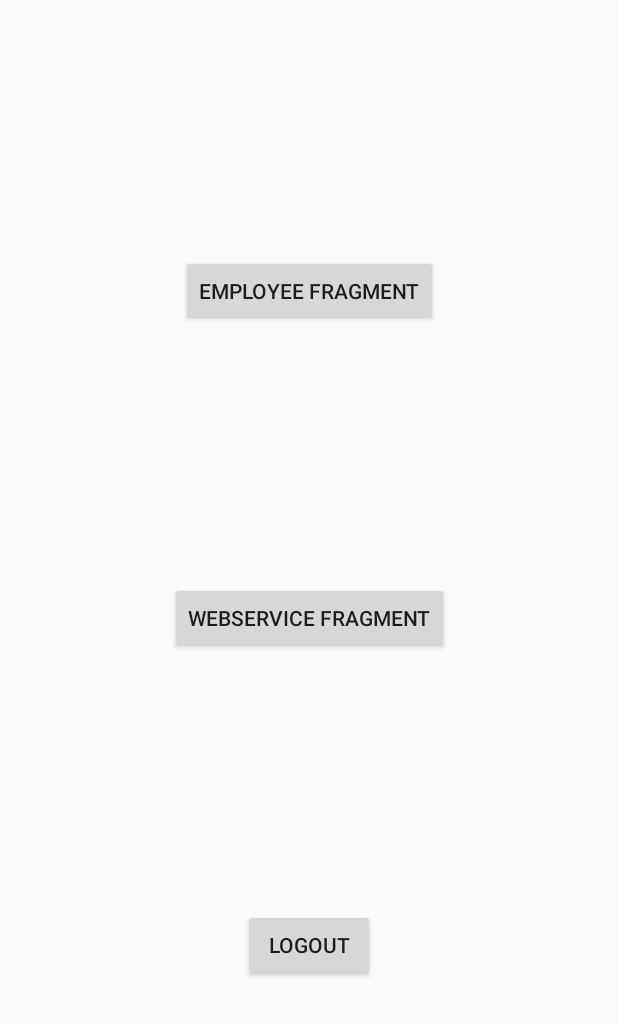
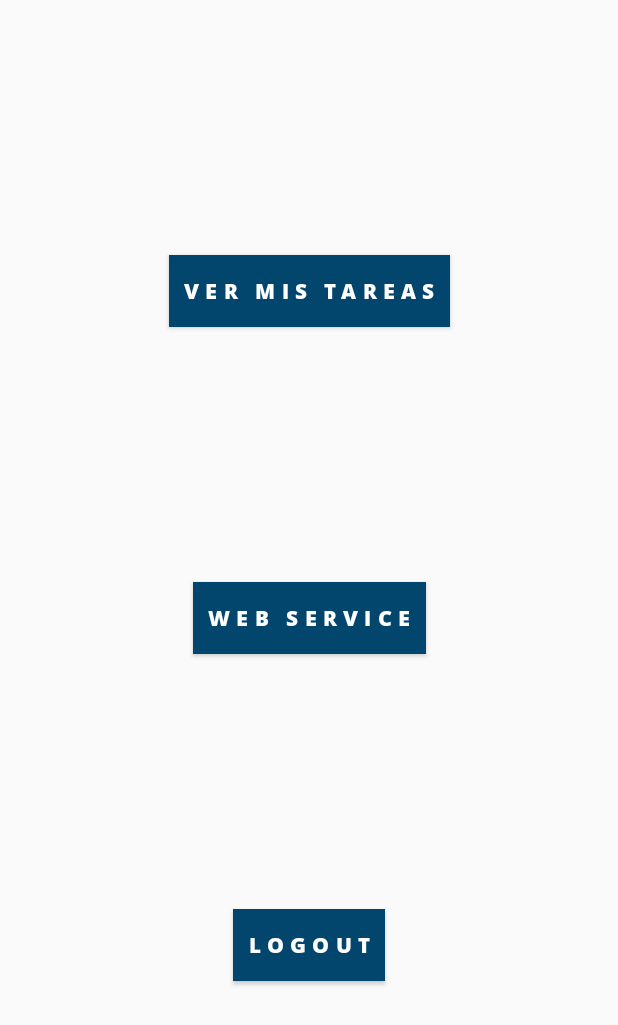
Before and after one commit to JAsenjo/MVVM-Room-NavigationJetPack, an Android app: the HomeFragment screen opened directly, with no data from a screen before it, on a phone screen of 412 x 824 dp. Shown: the top 1025 px of the screen. Run offline under Robolectric (Android 15) with nearby library versions, the phone set to English and light mode, and no system bars; our stand-ins replace Room's generated code, data binding; libraries missing offline, so code that uses them is left out: org.slf4j.

Commit message:
Cosas que no me gustan.

```diff
--- a/app/src/main/java/com/jasenjo/sdos/prueba/app/SdosApplication.kt
+++ b/app/src/main/java/com/jasenjo/sdos/prueba/app/SdosApplication.kt
@@ -25,7 +25,7 @@ class SdosApplication: Application() {
         val LOGBACK_LOG_DIR = "LOGBACK_LOG_DIR"
         if (Environment.getExternalStorageState() == Environment.MEDIA_MOUNTED) {
             val file = applicationContext.getExternalFilesDir(null)
-            if (file != null) {
+            file?.let {
                 logPath = file.absolutePath
             }
             System.setProperty(LOGBACK_LOG_DIR, logPath)
--- a/app/src/main/java/com/jasenjo/sdos/prueba/global/Constant.kt
+++ b/app/src/main/java/com/jasenjo/sdos/prueba/global/Constant.kt
@@ -4,16 +4,16 @@ package com.jasenjo.sdos.prueba.global
 const val TABLE_NAME_USER = "user"
 const val TABLE_NAME_FRUIT = "fruit"
 const val TABLE_NAME_TASK = "task"
-const val TABLE_NAME_IS_DONE = "is_done"
 const val TABLE_NAME_LAST_UPDATE = "last_update"
-const val TABLE_HOURS_WORK = "hours_work"
 
-// DATABASE FIELDS
-const val ID = "id"
-const val USERNAME = "user_name"
-const val PASSWORD = "password"
-const val ASIGNEE = "asignee"
-const val IS_ADMIN = "is_admin"
+// DATABASE COLUMNS
+const val COLUM_NAME_ID = "id"
+const val COLUMN_NAME_USERNAME = "user_name"
+const val COLUMN_NAME_PASSWORD = "password"
+const val COLUMN_NAME_ASIGNEE = "asignee"
+const val COLUMN_NAME_IS_ADMIN = "is_admin"
+const val COLUMN_NAME_HOURS_WORK = "hours_work"
+const val COLUMN_NAME_IS_DONE = "is_done"
 
 // SHARED PREFERENCES
 const val KEY_USER_LOGGED_ID = "key_user_logged_id"
--- a/app/src/main/java/com/jasenjo/sdos/prueba/persistence/dao/TaskDao.kt
+++ b/app/src/main/java/com/jasenjo/sdos/prueba/persistence/dao/TaskDao.kt
@@ -1,8 +1,8 @@
 package com.jasenjo.sdos.prueba.persistence.dao
 
 import androidx.room.*
-import com.jasenjo.sdos.prueba.global.ASIGNEE
-import com.jasenjo.sdos.prueba.global.TABLE_NAME_IS_DONE
+import com.jasenjo.sdos.prueba.global.COLUMN_NAME_ASIGNEE
+import com.jasenjo.sdos.prueba.global.COLUMN_NAME_IS_DONE
 import com.jasenjo.sdos.prueba.global.TABLE_NAME_TASK
 import com.jasenjo.sdos.prueba.persistence.entity.TaskEntity
 
@@ -15,7 +15,7 @@ interface TaskDao {
     @Insert(onConflict = OnConflictStrategy.REPLACE)
     fun updateAll(taskEntity: Array<TaskEntity>?)
 
-    @Query("UPDATE $TABLE_NAME_TASK SET $TABLE_NAME_IS_DONE=:isDone WHERE ID=:taskId")
+    @Query("UPDATE $TABLE_NAME_TASK SET $COLUMN_NAME_IS_DONE=:isDone WHERE ID=:taskId")
     fun updateTaskIsDone(isDone: Boolean, taskId: Long)
 
     @Delete
@@ -24,7 +24,7 @@ interface TaskDao {
     @Query("SELECT * FROM $TABLE_NAME_TASK")
     fun getLastUpdateEntity(): TaskEntity
 
-    @Query("SELECT * FROM $TABLE_NAME_TASK WHERE $ASIGNEE=:userId")
+    @Query("SELECT * FROM $TABLE_NAME_TASK WHERE $COLUMN_NAME_ASIGNEE=:userId")
     fun getTasksForUser(userId: Long): Array<TaskEntity>
 
 }
--- a/app/src/main/java/com/jasenjo/sdos/prueba/persistence/dao/UserDao.kt
+++ b/app/src/main/java/com/jasenjo/sdos/prueba/persistence/dao/UserDao.kt
@@ -17,7 +17,7 @@ interface UserDao {
     @Update
     fun update(userEntity: UserEntity)
 
-    @Query("UPDATE $TABLE_NAME_USER SET $TABLE_HOURS_WORK=:hours WHERE ID=:userId")
+    @Query("UPDATE $TABLE_NAME_USER SET $COLUMN_NAME_HOURS_WORK=:hours WHERE ID=:userId")
     fun updateHourForUser(hours: Int, userId: Long)
 
     @Delete
@@ -26,13 +26,13 @@ interface UserDao {
     @Query("SELECT * FROM $TABLE_NAME_USER")
     fun getUsers(): LiveData<List<UserEntity>>
 
-    @Query("SELECT * FROM $TABLE_NAME_USER WHERE $ID=:id")
+    @Query("SELECT * FROM $TABLE_NAME_USER WHERE $COLUM_NAME_ID=:id")
     fun getUserById(id: Long): UserEntity
 
-    @Query("SELECT * FROM $TABLE_NAME_USER WHERE $USERNAME=:username AND $PASSWORD=:password")
+    @Query("SELECT * FROM $TABLE_NAME_USER WHERE $COLUMN_NAME_USERNAME=:username AND $COLUMN_NAME_PASSWORD=:password")
     fun findUser(username: String?, password: String?): UserEntity
 
-    @Query("SELECT * FROM $TABLE_NAME_USER WHERE $IS_ADMIN=0 ORDER BY $TABLE_HOURS_WORK ASC LIMIT 1")
+    @Query("SELECT * FROM $TABLE_NAME_USER WHERE $COLUMN_NAME_IS_ADMIN=0 ORDER BY $COLUMN_NAME_HOURS_WORK ASC LIMIT 1")
     fun getUserWithLessWork(): UserEntity
 
 }
--- a/app/src/main/java/com/jasenjo/sdos/prueba/persistence/database/SdosDatabase.kt
+++ b/app/src/main/java/com/jasenjo/sdos/prueba/persistence/database/SdosDatabase.kt
@@ -12,7 +12,6 @@ import com.jasenjo.sdos.prueba.persistence.entity.DateUpdateEntity
 import com.jasenjo.sdos.prueba.persistence.entity.FruitEntity
 import com.jasenjo.sdos.prueba.persistence.entity.TaskEntity
 import com.jasenjo.sdos.prueba.persistence.entity.UserEntity
-
 
 @Database(entities = [UserEntity::class, FruitEntity::class, DateUpdateEntity::class, TaskEntity::class], version = 1)
 abstract class SdosDatabase : RoomDatabase() {
--- a/app/src/main/java/com/jasenjo/sdos/prueba/persistence/entity/DateUpdateEntity.kt
+++ b/app/src/main/java/com/jasenjo/sdos/prueba/persistence/entity/DateUpdateEntity.kt
@@ -7,5 +7,5 @@ import com.jasenjo.sdos.prueba.global.TABLE_NAME_LAST_UPDATE
 
 @Entity(tableName = TABLE_NAME_LAST_UPDATE)
 data class DateUpdateEntity(@ColumnInfo(name = "date_last_update") var lastUpdate: Long?) {
-    @PrimaryKey(autoGenerate = true) var id: Long? = null
+    @PrimaryKey(autoGenerate = true) var id: Long = 0L
 }
--- a/app/src/main/java/com/jasenjo/sdos/prueba/persistence/entity/FruitEntity.kt
+++ b/app/src/main/java/com/jasenjo/sdos/prueba/persistence/entity/FruitEntity.kt
@@ -10,7 +10,6 @@ data class FruitEntity(
     @ColumnInfo(name = "farmer_id") val farmerId: Int?,
     @ColumnInfo(name = "category") val category: String?,
     @ColumnInfo(name = "item") val item: String?,
-    @ColumnInfo(name = "phone") val phone: String?
-) {
-    @PrimaryKey(autoGenerate = true) var id: Long? = null
+    @ColumnInfo(name = "phone") val phone: String?) {
+    @PrimaryKey(autoGenerate = true) var id: Long = 0L
 }
--- a/app/src/main/java/com/jasenjo/sdos/prueba/persistence/entity/TaskEntity.kt
+++ b/app/src/main/java/com/jasenjo/sdos/prueba/persistence/entity/TaskEntity.kt
@@ -11,5 +11,5 @@ data class TaskEntity(
     @ColumnInfo(name = "duration") val hours: Int?,
     @ColumnInfo(name = "asignee") val asignee: Long?,
     @ColumnInfo(name = "is_done") var isDone: Boolean = false) {
-    @PrimaryKey(autoGenerate = true) var id: Long? = null
+    @PrimaryKey(autoGenerate = true) var id: Long = 0L
 }
--- a/app/src/main/java/com/jasenjo/sdos/prueba/ui/fragment/EmployeeFragment.kt
+++ b/app/src/main/java/com/jasenjo/sdos/prueba/ui/fragment/EmployeeFragment.kt
@@ -28,12 +28,7 @@ class EmployeeFragment : Fragment() {
 
     override fun onViewCreated(view: View, savedInstanceState: Bundle?) {
         super.onViewCreated(view, savedInstanceState)
-        button_save_tasks.setOnClickListener{ saveTasks()}
         viewModel.getTaskForUserLogged()
     }
 
-    private fun saveTasks() {
-        viewModel.saveTasks()
-    }
-
 }
--- a/app/src/main/java/com/jasenjo/sdos/prueba/ui/fragment/HomeFragment.kt
+++ b/app/src/main/java/com/jasenjo/sdos/prueba/ui/fragment/HomeFragment.kt
@@ -28,7 +28,7 @@ class HomeFragment : Fragment() {
         super.onViewCreated(view, savedInstanceState)
         viewModel = activity?.run { ViewModelProviders.of(this).get(MainViewModel::class.java) }?: throw Exception("Invalid Activity")
         setButtonListeners()
-        viewModel.viewModelState.observe(this, Observer { viewModelState ->
+        viewModel.homeState.observe(this, Observer { viewModelState ->
             when (viewModelState) {
                 is HomeState.ON_ADMING_LOGGED -> onAdminLogged()
                 is HomeState.ON_EMPLOYEE_LOGGED -> onEmployeeLogged()
--- a/app/src/main/java/com/jasenjo/sdos/prueba/viewmodel/LoginViewModel.kt
+++ b/app/src/main/java/com/jasenjo/sdos/prueba/viewmodel/LoginViewModel.kt
@@ -28,11 +28,9 @@ class LoginViewModel(application: Application) : AndroidViewModel(application) {
         viewModelScope.launch(Dispatchers.IO) {
             val userLogged = SdosDatabase.getInstance(context)?.userDao()?.findUser(username?.get(), password?.get())
             withContext(Dispatchers.Main) {
-                if (userLogged != null) {
+                userLogged?.run {
                     onLoginSuccess(userLogged)
-                } else {
-                    onLoginError()
-                }
+                }?: onLoginError()
             }
         }
     }
--- a/app/src/main/java/com/jasenjo/sdos/prueba/viewmodel/MainViewModel.kt
+++ b/app/src/main/java/com/jasenjo/sdos/prueba/viewmodel/MainViewModel.kt
@@ -21,7 +21,7 @@ class MainViewModel(application: Application) : AndroidViewModel(application) {
     private var userLogged: UserEntity? = null
     private val context = application.applicationContext
     var tasks = MutableLiveData<Array<TaskEntity>>()
-    var viewModelState = MutableLiveData<HomeState>()
+    var homeState = MutableLiveData<HomeState>()
     val userLoggedId = SdosPreferenceManager(context).getLong(KEY_USER_LOGGED_ID)
 
     init {
@@ -31,13 +31,18 @@ class MainViewModel(application: Application) : AndroidViewModel(application) {
 
     private fun isAdminOrEmployeeLogged() {
         val loggedState = if (userLoggedId == ADMIN_ID) HomeState.ON_ADMING_LOGGED else HomeState.ON_EMPLOYEE_LOGGED
-        viewModelState.value = loggedState
+        homeState.value = loggedState
     }
 
     private fun getUserLogged() {
         viewModelScope.launch(Dispatchers.IO) {
             userLogged = SdosDatabase.getInstance(context)?.userDao()?.getUserById(userLoggedId)
         }
+    }
+
+    private fun updateHoursOfAssignedWorker(userWithLessWork: UserEntity, taskDuration: Int) {
+        val hoursOfWork = userWithLessWork.hours.plus(taskDuration)
+        SdosDatabase.getInstance(context)?.userDao()?.updateHourForUser(hoursOfWork, userWithLessWork.id)
     }
 
     fun getTaskForUserLogged() {
@@ -57,11 +62,6 @@ class MainViewModel(application: Application) : AndroidViewModel(application) {
         }
     }
 
-    private fun updateHoursOfAssignedWorker(userWithLessWork: UserEntity, taskDuration: Int) {
-        val hoursOfWork = userWithLessWork.hours.plus(taskDuration)
-        SdosDatabase.getInstance(context)?.userDao()?.updateHourForUser(hoursOfWork, userWithLessWork.id)
-    }
-
     fun saveTasks() {
         viewModelScope.launch(Dispatchers.IO) {
            SdosDatabase.getInstance(context)?.taskDao()?.updateAll(tasks.value)
--- a/app/src/main/res/layout/activity_login.xml
+++ b/app/src/main/res/layout/activity_login.xml
@@ -4,7 +4,6 @@
     xmlns:tools="http://schemas.android.com/tools">
 
     <data>
-
         <variable
             name="viewmodel"
             type="com.jasenjo.sdos.prueba.viewmodel.LoginViewModel" />
--- a/app/src/main/res/layout/fragment_employee.xml
+++ b/app/src/main/res/layout/fragment_employee.xml
@@ -37,6 +37,7 @@
             android:layout_width="0dp"
             android:layout_height="wrap_content"
             android:text="@string/fragment_employee_save"
+            android:onClick="@{()->viewmodel.saveTasks()}"
             app:layout_constraintEnd_toEndOf="parent"
             app:layout_constraintStart_toStartOf="parent"
             app:layout_constraintBottom_toBottomOf="parent"
--- a/app/src/main/res/layout/fragment_home.xml
+++ b/app/src/main/res/layout/fragment_home.xml
@@ -15,9 +15,10 @@
 
         <Button
             android:id="@+id/button_webservice"
+            style="@style/ButtonStyle"
             android:layout_width="wrap_content"
             android:layout_height="wrap_content"
-            android:text="WebService Fragment"
+            android:text="@string/fragment_home_button_web_service"
             app:layout_constraintBottom_toTopOf="@+id/button_logout"
             app:layout_constraintEnd_toEndOf="parent"
             app:layout_constraintHorizontal_bias="0.5"
@@ -26,9 +27,10 @@
 
         <Button
             android:id="@+id/button_admin_fragment"
+            style="@style/ButtonStyle"
             android:layout_width="wrap_content"
             android:layout_height="wrap_content"
-            android:text="Admin Fragment"
+            android:text="@string/fragment_home_button_create_task"
             android:visibility="gone"
             app:layout_constraintBottom_toTopOf="@+id/button_webservice"
             app:layout_constraintEnd_toEndOf="parent"
@@ -38,9 +40,10 @@
 
         <Button
             android:id="@+id/button_employee_fragment"
+            style="@style/ButtonStyle"
             android:layout_width="wrap_content"
             android:layout_height="wrap_content"
-            android:text="Employee Fragment"
+            android:text="@string/fragment_home_button_view_tasks"
             android:visibility="gone"
             app:layout_constraintBottom_toTopOf="@+id/button_admin_fragment"
             app:layout_constraintEnd_toEndOf="parent"
@@ -50,9 +53,10 @@
 
         <Button
             android:id="@+id/button_logout"
+            style="@style/ButtonStyle"
             android:layout_width="wrap_content"
             android:layout_height="wrap_content"
-            android:text="Logout"
+            android:text="@string/fragment_home_button_logout"
             app:layout_constraintBottom_toBottomOf="parent"
             app:layout_constraintEnd_toEndOf="parent"
             app:layout_constraintHorizontal_bias="0.5"
--- a/app/src/main/res/layout/item_fruit.xml
+++ b/app/src/main/res/layout/item_fruit.xml
@@ -3,7 +3,6 @@
     xmlns:tools="http://schemas.android.com/tools">
 
     <data>
-
         <variable
             name="fruit"
             type="com.jasenjo.sdos.prueba.persistence.entity.FruitEntity" />
--- a/app/src/main/res/layout/item_task.xml
+++ b/app/src/main/res/layout/item_task.xml
@@ -3,7 +3,6 @@
     xmlns:tools="http://schemas.android.com/tools">
 
     <data>
-
         <variable
             name="task"
             type="com.jasenjo.sdos.prueba.persistence.entity.TaskEntity" />
--- a/app/src/main/res/values/strings.xml
+++ b/app/src/main/res/values/strings.xml
@@ -12,4 +12,9 @@
     <string name="dialog_create_button_dismiss">Cancelar</string>
     <string name="fragment_employee_save">Guardar estado</string>
 
+    <string name="fragment_home_button_view_tasks">Ver Mis Tareas</string>
+    <string name="fragment_home_button_create_task">Crear Tarea</string>
+    <string name="fragment_home_button_web_service">Web Service</string>
+    <string name="fragment_home_button_logout">Logout</string>
+
 </resources>
```
Also changed, not shown: app/src/main/java/com/jasenjo/sdos/prueba/viewmodel/state/WebServiceState.kt (deleted, +0 -9 lines).
